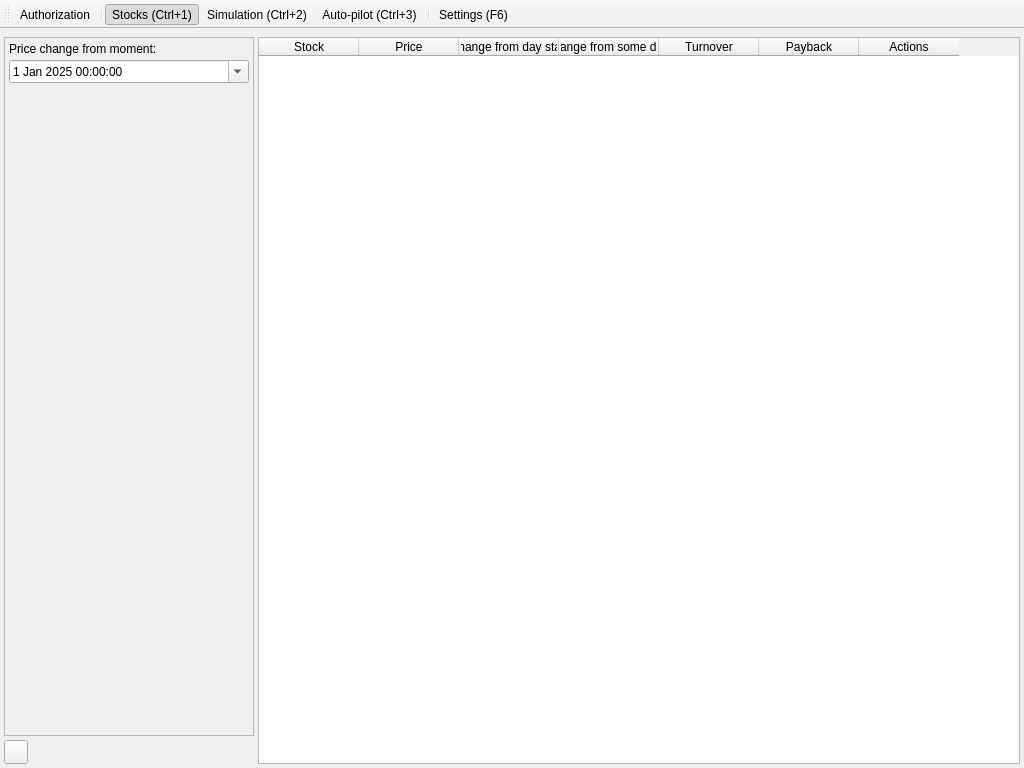
Gris87/TInvestor, file app/src/main/mainwindow.ui: the form before one commit.
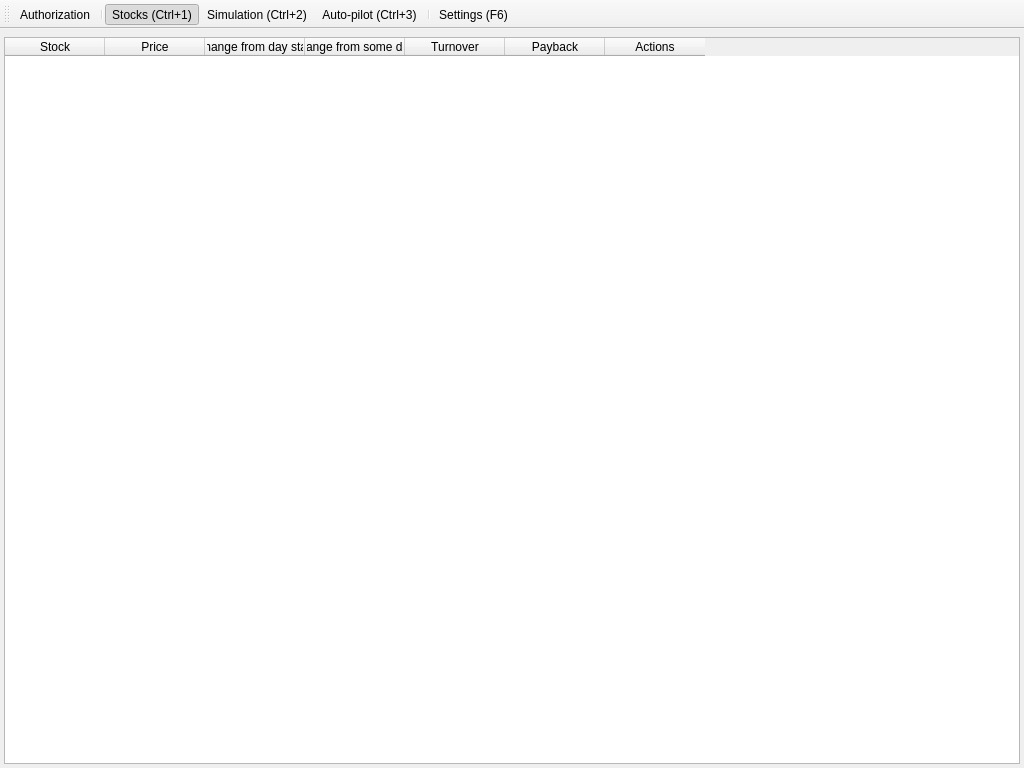
The form after the commit. Icons and pictures are not drawn. Custom widgets are drawn as their Qt base class.

The edit to the form file:
```diff
--- a/app/src/main/mainwindow.ui
+++ b/app/src/main/mainwindow.ui
@@ -62,212 +62,11 @@
          <number>0</number>
         </property>
         <item>
-         <widget class="QWidget" name="stocksControlWidget" native="true">
-          <property name="maximumSize">
-           <size>
-            <width>250</width>
-            <height>16777215</height>
-           </size>
+         <layout class="QVBoxLayout" name="layoutForFilterWidget">
+          <property name="spacing">
+           <number>4</number>
           </property>
-          <layout class="QVBoxLayout" name="verticalLayout_5">
-           <property name="spacing">
-            <number>4</number>
-           </property>
-           <property name="leftMargin">
-            <number>0</number>
-           </property>
-           <property name="topMargin">
-            <number>0</number>
-           </property>
-           <property name="rightMargin">
-            <number>0</number>
-           </property>
-           <property name="bottomMargin">
-            <number>0</number>
-           </property>
-           <item>
-            <widget class="QStackedWidget" name="stocksControlStackedWidget">
-             <property name="currentIndex">
-              <number>0</number>
-             </property>
-             <widget class="QWidget" name="controlsVisiblePage">
-              <layout class="QVBoxLayout" name="verticalLayout_6">
-               <property name="spacing">
-                <number>4</number>
-               </property>
-               <property name="leftMargin">
-                <number>0</number>
-               </property>
-               <property name="topMargin">
-                <number>0</number>
-               </property>
-               <property name="rightMargin">
-                <number>0</number>
-               </property>
-               <property name="bottomMargin">
-                <number>0</number>
-               </property>
-               <item>
-                <widget class="QScrollArea" name="scrollArea">
-                 <property name="widgetResizable">
-                  <bool>true</bool>
-                 </property>
-                 <widget class="QWidget" name="scrollAreaWidgetContents">
-                  <property name="geometry">
-                   <rect>
-                    <x>0</x>
-                    <y>0</y>
-                    <width>248</width>
-                    <height>675</height>
-                   </rect>
-                  </property>
-                  <layout class="QVBoxLayout" name="verticalLayout_2">
-                   <property name="spacing">
-                    <number>4</number>
-                   </property>
-                   <property name="leftMargin">
-                    <number>4</number>
-                   </property>
-                   <property name="topMargin">
-                    <number>4</number>
-                   </property>
-                   <property name="rightMargin">
-                    <number>4</number>
-                   </property>
-                   <property name="bottomMargin">
-                    <number>4</number>
-                   </property>
-                   <item>
-                    <widget class="QLabel" name="label">
-                     <property name="text">
-                      <string>Price change from moment:</string>
-                     </property>
-                    </widget>
-                   </item>
-                   <item>
-                    <widget class="QDateTimeEdit" name="dateChangeTimeEdit">
-                     <property name="dateTime">
-                      <datetime>
-                       <hour>0</hour>
-                       <minute>0</minute>
-                       <second>0</second>
-                       <year>2025</year>
-                       <month>1</month>
-                       <day>1</day>
-                      </datetime>
-                     </property>
-                     <property name="calendarPopup">
-                      <bool>true</bool>
-                     </property>
-                    </widget>
-                   </item>
-                   <item>
-                    <layout class="QVBoxLayout" name="layoutForFilterWidget">
-                     <property name="spacing">
-                      <number>4</number>
-                     </property>
-                    </layout>
-                   </item>
-                   <item>
-                    <spacer name="verticalSpacer">
-                     <property name="orientation">
-                      <enum>Qt::Orientation::Vertical</enum>
-                     </property>
-                     <property name="sizeHint" stdset="0">
-                      <size>
-                       <width>20</width>
-                       <height>645</height>
-                      </size>
-                     </property>
-                    </spacer>
-                   </item>
-                  </layout>
-                 </widget>
-                </widget>
-               </item>
-              </layout>
-             </widget>
-             <widget class="QWidget" name="controlsHiddenPage">
-              <layout class="QVBoxLayout" name="verticalLayout_7">
-               <property name="spacing">
-                <number>4</number>
-               </property>
-               <property name="leftMargin">
-                <number>0</number>
-               </property>
-               <property name="topMargin">
-                <number>0</number>
-               </property>
-               <property name="rightMargin">
-                <number>0</number>
-               </property>
-               <property name="bottomMargin">
-                <number>0</number>
-               </property>
-               <item>
-                <widget class="VerticalLabel" name="filterActiveLabel">
-                 <property name="font">
-                  <font>
-                   <pointsize>12</pointsize>
-                  </font>
-                 </property>
-                 <property name="text">
-                  <string notr="true">Filter active</string>
-                 </property>
-                 <property name="alignment">
-                  <set>Qt::AlignmentFlag::AlignCenter</set>
-                 </property>
-                </widget>
-               </item>
-              </layout>
-             </widget>
-            </widget>
-           </item>
-           <item>
-            <layout class="QHBoxLayout" name="horizontalLayout_4">
-             <property name="spacing">
-              <number>4</number>
-             </property>
-             <item>
-              <widget class="QPushButton" name="hideStocksControlsButton">
-               <property name="minimumSize">
-                <size>
-                 <width>24</width>
-                 <height>24</height>
-                </size>
-               </property>
-               <property name="maximumSize">
-                <size>
-                 <width>24</width>
-                 <height>24</height>
-                </size>
-               </property>
-               <property name="text">
-                <string/>
-               </property>
-               <property name="icon">
-                <iconset resource="../../Resources.qrc">
-                 <normaloff>:/assets/images/left_arrows.png</normaloff>:/assets/images/left_arrows.png</iconset>
-               </property>
-              </widget>
-             </item>
-             <item>
-              <spacer name="horizontalSpacer_3">
-               <property name="orientation">
-                <enum>Qt::Orientation::Horizontal</enum>
-               </property>
-               <property name="sizeHint" stdset="0">
-                <size>
-                 <width>40</width>
-                 <height>20</height>
-                </size>
-               </property>
-              </spacer>
-             </item>
-            </layout>
-           </item>
-          </layout>
-         </widget>
+         </layout>
         </item>
         <item>
          <widget class="QTableWidget" name="stocksTableWidget">
@@ -603,11 +402,6 @@
    <header>src/waitingspinner/waitingspinnerwidget.h</header>
    <container>1</container>
   </customwidget>
-  <customwidget>
-   <class>VerticalLabel</class>
-   <extends>QLabel</extends>
-   <header>src/verticallabel/verticallabel.h</header>
-  </customwidget>
  </customwidgets>
  <resources>
   <include location="../../Resources.qrc"/>
```
